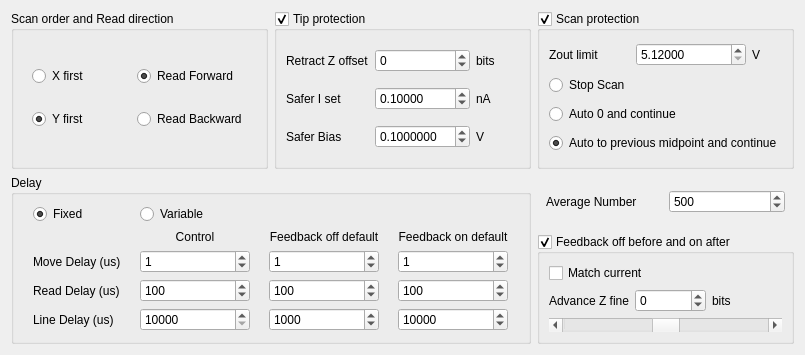
First picture: the form in pyqt5 STM software/ui/ScanOptions.ui, repository freestylexyz/STM-pyqt5-software, before the edit.
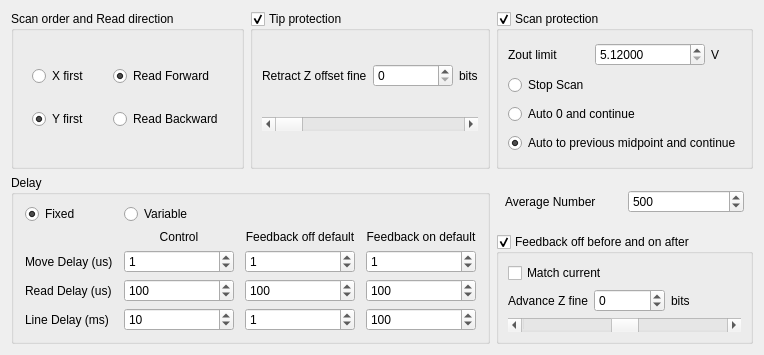
Second picture: the form after the edit.

The edit to the form file:
```diff
--- a/pyqt5 STM software/ui/ScanOptions.ui
+++ b/pyqt5 STM software/ui/ScanOptions.ui
@@ -6,7 +6,7 @@
    <rect>
     <x>0</x>
     <y>0</y>
-    <width>805</width>
+    <width>715</width>
     <height>355</height>
    </rect>
   </property>
@@ -129,7 +129,7 @@
          </sizepolicy>
         </property>
         <property name="text">
-         <string>Line Delay (us)</string>
+         <string>Line Delay (ms)</string>
         </property>
        </widget>
       </item>
@@ -439,11 +439,14 @@
          <enum>QAbstractSpinBox::UpDownArrows</enum>
         </property>
         <property name="minimum">
-         <number>10000</number>
+         <number>1</number>
         </property>
         <property name="maximum">
          <number>65535</number>
         </property>
+        <property name="value">
+         <number>10</number>
+        </property>
        </widget>
       </item>
       <item row="6" column="2">
@@ -476,7 +479,7 @@
          <number>65535</number>
         </property>
         <property name="value">
-         <number>1000</number>
+         <number>1</number>
         </property>
        </widget>
       </item>
@@ -510,7 +513,7 @@
          <number>65535</number>
         </property>
         <property name="value">
-         <number>10000</number>
+         <number>100</number>
         </property>
        </widget>
       </item>
@@ -611,111 +614,61 @@
       <bool>true</bool>
      </property>
      <layout class="QGridLayout" name="gridLayout_4">
-      <item row="1" column="2">
-       <widget class="QLabel" name="label_4">
-        <property name="text">
-         <string>nA</string>
-        </property>
-       </widget>
-      </item>
-      <item row="0" column="1">
-       <widget class="QSpinBox" name="spinBox_Retract_Tip">
-        <property name="sizePolicy">
-         <sizepolicy hsizetype="Minimum" vsizetype="Fixed">
-          <horstretch>0</horstretch>
-          <verstretch>0</verstretch>
-         </sizepolicy>
-        </property>
-        <property name="minimumSize">
-         <size>
-          <width>80</width>
-          <height>20</height>
-         </size>
-        </property>
-        <property name="minimum">
-         <number>-32768</number>
-        </property>
-        <property name="maximum">
-         <number>32767</number>
-        </property>
-       </widget>
-      </item>
-      <item row="0" column="0">
-       <widget class="QLabel" name="label">
-        <property name="text">
-         <string>Retract Z offset</string>
-        </property>
-       </widget>
-      </item>
-      <item row="1" column="1">
-       <widget class="QDoubleSpinBox" name="spinBox_SaferIset_Tip">
-        <property name="sizePolicy">
-         <sizepolicy hsizetype="Minimum" vsizetype="Fixed">
-          <horstretch>0</horstretch>
-          <verstretch>0</verstretch>
-         </sizepolicy>
-        </property>
-        <property name="minimumSize">
-         <size>
-          <width>80</width>
-          <height>20</height>
-         </size>
-        </property>
-        <property name="decimals">
-         <number>5</number>
-        </property>
-        <property name="minimum">
-         <double>0.001000000000000</double>
-        </property>
-        <property name="maximum">
-         <double>100.000000000000000</double>
-        </property>
-        <property name="value">
-         <double>0.100000000000000</double>
-        </property>
-       </widget>
-      </item>
-      <item row="1" column="0">
-       <widget class="QLabel" name="label_2">
-        <property name="text">
-         <string>Safer I set</string>
-        </property>
-       </widget>
-      </item>
       <item row="0" column="2">
        <widget class="QLabel" name="label_3">
+        <property name="sizePolicy">
+         <sizepolicy hsizetype="Preferred" vsizetype="Preferred">
+          <horstretch>0</horstretch>
+          <verstretch>0</verstretch>
+         </sizepolicy>
+        </property>
         <property name="text">
          <string>bits</string>
         </property>
        </widget>
       </item>
-      <item row="2" column="0">
-       <widget class="QLabel" name="label_13">
+      <item row="0" column="0">
+       <widget class="QLabel" name="label">
+        <property name="sizePolicy">
+         <sizepolicy hsizetype="Preferred" vsizetype="Preferred">
+          <horstretch>0</horstretch>
+          <verstretch>0</verstretch>
+         </sizepolicy>
+        </property>
         <property name="text">
-         <string>Safer Bias</string>
+         <string>Retract Z offset fine</string>
         </property>
        </widget>
       </item>
-      <item row="2" column="1">
-       <widget class="QDoubleSpinBox" name="spinBox_SaferBias_Tip">
-        <property name="decimals">
-         <number>7</number>
+      <item row="0" column="1">
+       <widget class="QSpinBox" name="spinBox_Retract_Tip">
+        <property name="sizePolicy">
+         <sizepolicy hsizetype="Preferred" vsizetype="Fixed">
+          <horstretch>0</horstretch>
+          <verstretch>0</verstretch>
+         </sizepolicy>
+        </property>
+        <property name="minimumSize">
+         <size>
+          <width>80</width>
+          <height>20</height>
+         </size>
         </property>
         <property name="minimum">
-         <double>-10.000000000000000</double>
+         <number>0</number>
         </property>
         <property name="maximum">
-         <double>10.000000000000000</double>
-        </property>
-        <property name="value">
-         <double>0.100000000000000</double>
+         <number>65535</number>
         </property>
        </widget>
       </item>
-      <item row="2" column="2">
-       <widget class="QLabel" name="label_14">
-        <property name="text">
-         <string>V</string>
+      <item row="1" column="0" colspan="3">
+       <widget class="QScrollBar" name="scrollBar_Retract_tip">
+        <property name="maximum">
+         <number>65535</number>
+        </property>
+        <property name="orientation">
+         <enum>Qt::Horizontal</enum>
         </property>
        </widget>
       </item>
@@ -733,6 +686,12 @@
         <layout class="QGridLayout" name="gridLayout">
          <item row="0" column="0">
           <widget class="QRadioButton" name="radioButton_XFirst_OrderandDirection">
+           <property name="sizePolicy">
+            <sizepolicy hsizetype="Preferred" vsizetype="Fixed">
+             <horstretch>0</horstretch>
+             <verstretch>0</verstretch>
+            </sizepolicy>
+           </property>
            <property name="text">
             <string>X first</string>
            </property>
@@ -740,6 +699,12 @@
          </item>
          <item row="1" column="0">
           <widget class="QRadioButton" name="radioButton_YFirst_OrderandDirection">
+           <property name="sizePolicy">
+            <sizepolicy hsizetype="Preferred" vsizetype="Fixed">
+             <horstretch>0</horstretch>
+             <verstretch>0</verstretch>
+            </sizepolicy>
+           </property>
            <property name="text">
             <string>Y first</string>
            </property>
@@ -756,6 +721,12 @@
         <layout class="QGridLayout" name="gridLayout_2">
          <item row="0" column="0">
           <widget class="QRadioButton" name="radioButton_ReadForward_OrderandDirection">
+           <property name="sizePolicy">
+            <sizepolicy hsizetype="Preferred" vsizetype="Fixed">
+             <horstretch>0</horstretch>
+             <verstretch>0</verstretch>
+            </sizepolicy>
+           </property>
            <property name="text">
             <string>Read Forward</string>
            </property>
@@ -766,6 +737,12 @@
          </item>
          <item row="1" column="0">
           <widget class="QRadioButton" name="radioButton_ReadBackward_OrderandDirection">
+           <property name="sizePolicy">
+            <sizepolicy hsizetype="Preferred" vsizetype="Fixed">
+             <horstretch>0</horstretch>
+             <verstretch>0</verstretch>
+            </sizepolicy>
+           </property>
            <property name="text">
             <string>Read Backward</string>
            </property>
```
